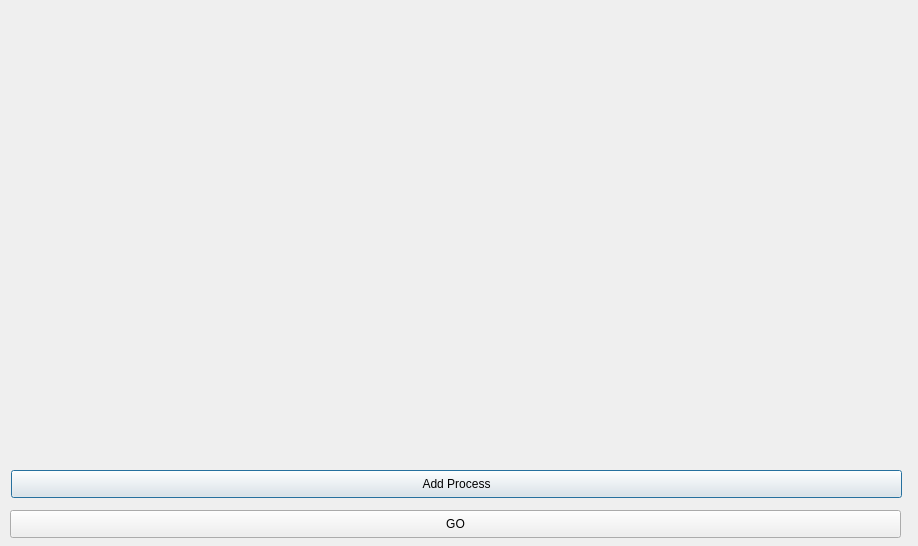
lameesemad1996/CPUSchedulers, file CPUSchedulers/fcfs_dialog.ui: the form before one commit.
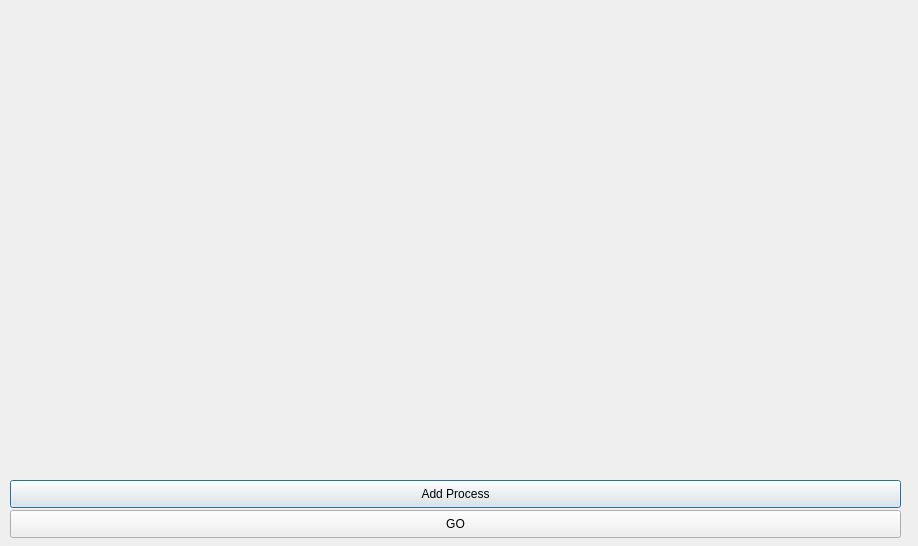
The form after the commit.

```diff
--- a/CPUSchedulers/fcfs_dialog.ui
+++ b/CPUSchedulers/fcfs_dialog.ui
@@ -16,8 +16,8 @@
   <widget class="QPushButton" name="pushButton_addProcess">
    <property name="geometry">
     <rect>
-     <x>11</x>
-     <y>470</y>
+     <x>10</x>
+     <y>480</y>
      <width>891</width>
      <height>28</height>
     </rect>
@@ -38,7 +38,7 @@
      <x>11</x>
      <y>11</y>
      <width>891</width>
-     <height>451</height>
+     <height>461</height>
     </rect>
    </property>
    <layout class="QVBoxLayout" name="verticalLayout_2"/>
```
